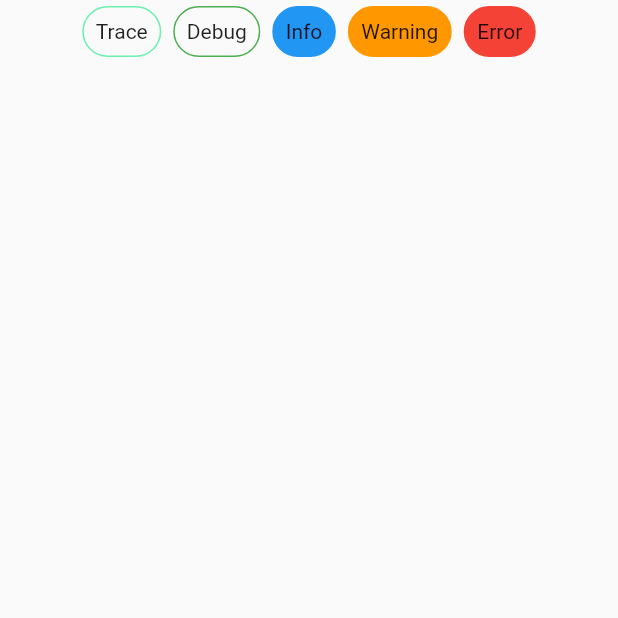
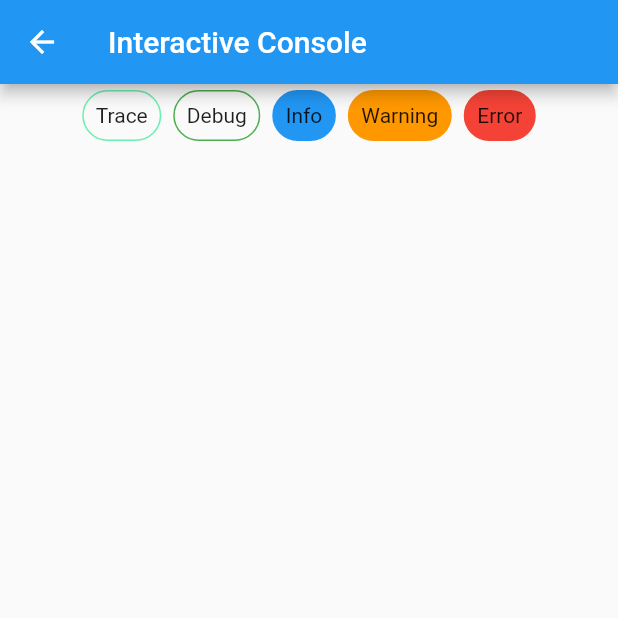
Before and after one commit to Marc-R2/com_flutter_client, a Flutter app: the InteractiveConsole screen opened directly, on a phone screen of 412 x 824 dp, the top half of it. Run offline on Flutter 3.47's test engine with Material 2 defaults, Android fonts, the phone set to English and light mode, and no system bars; our stand-ins replace beamer; missing offline and left inert: com_client.

Commit message:
LogMessagesPage

```diff
--- a/example/lib/main.dart
+++ b/example/lib/main.dart
@@ -5,7 +5,7 @@ import 'package:com_flutter_client/com_flutter_client.dart';
 void main() {
   // Message.info(title: 'App is starting');
   runApp(COMApp(
-    homePage: MyHomePage(),
+    homePage: const MyHomePage(),
   ));
 }
 
--- a/lib/com_flutter_client.dart
+++ b/lib/com_flutter_client.dart
@@ -13,6 +13,8 @@ part 'console/log_console.dart';
 part 'console/log_message.dart';
 
 part 'console/interactive_console.dart';
+
+part 'local/local_text.dart';
 
 /// A Calculator.
 class Calculator {
@@ -44,23 +46,18 @@ class COMApp extends StatelessWidget {
     locationBuilder: RoutesLocationBuilder(
       routes: {
         //'/': (context, state, data) => homePage,
-        '/:lang': (context, state, data) {
-          final lang = state.pathParameters['lang']!;
-          return homePage;
-        },
+        '/:lang': (context, state, data) => homePage,
         //'/settings': (context, state, data) => const Settings(key: ValueKey('/settings - langLess')),
-        '/:lang/settings': (context, state, data) => Settings(
-              key: ValueKey('/settings - lang: $state'),
-            ),
+        '/:lang/settings': (context, state, data) => const Settings(),
         //'/settings/console': (context, state, data) => const InteractiveConsole(key: ValueKey('/settings/console - langLess')),
-        '/:lang/settings/console': (context, state, data) => InteractiveConsole(
-            key: ValueKey('/settings/console - lang: $state')),
+        '/:lang/settings/console': (context, state, data) =>
+            const InteractiveConsole(),
         //'/settings/console/log': (context, state, data) => const LogConsole(key: ValueKey('/settings/console/log - langLess')),
         '/:lang/settings/console/log': (context, state, data) =>
-            LogConsole(key: ValueKey('/settings/console/log - lang: $state')),
+            const LogConsole(),
         //'/settings/console/log/:message': (context, state, data) => homePage,
-        '/:lang/settings/console/log/:message': (context, state, data) =>
-            LogMessagePage(),
+        '/:lang/settings/console/:message': (context, state, data) =>
+            const LogMessagePage(),
       },
     ),
   );
@@ -70,6 +67,10 @@ class COMApp extends StatelessWidget {
     return MaterialApp.router(
       routeInformationParser: BeamerParser(),
       routerDelegate: routerDelegate,
+      backButtonDispatcher: BeamerBackButtonDispatcher(
+        delegate: routerDelegate,
+        alwaysBeamBack: true,
+      ),
     );
   }
 }
--- a/lib/console/interactive_console.dart
+++ b/lib/console/interactive_console.dart
@@ -17,6 +17,9 @@ class _InteractiveConsoleState extends State<InteractiveConsole> {
   @override
   Widget build(BuildContext context) {
     return Scaffold(
+      appBar: AppBar(
+        title: const Text('Interactive Console'),
+      ),
       body: Column(
         children: [
           SingleChildScrollView(
--- a/lib/console/log_console.dart
+++ b/lib/console/log_console.dart
@@ -25,7 +25,7 @@ class LogConsole extends StatelessWidget {
   }
 
   void beamToMessage(BuildContext context, int id) {
-    Beamer.of(context).beamToNamed('/${context.lang}/settings/console/log/$id');
+    Beamer.of(context).beamToNamed('/${context.lang}/settings/console/$id');
   }
 
   @override
```
